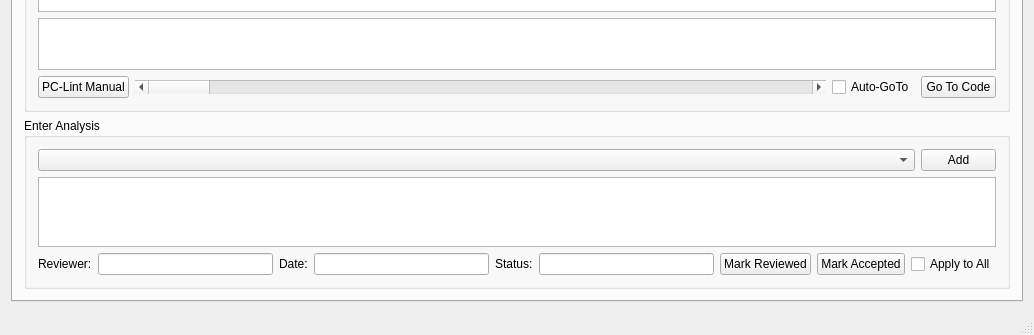
First picture: the form in CrtGui.ui, repository jvahue/codereview1, before the edit; both pictures show x 0 to 1034 and y 371 to 706 of the 1034 by 706 pixel window.
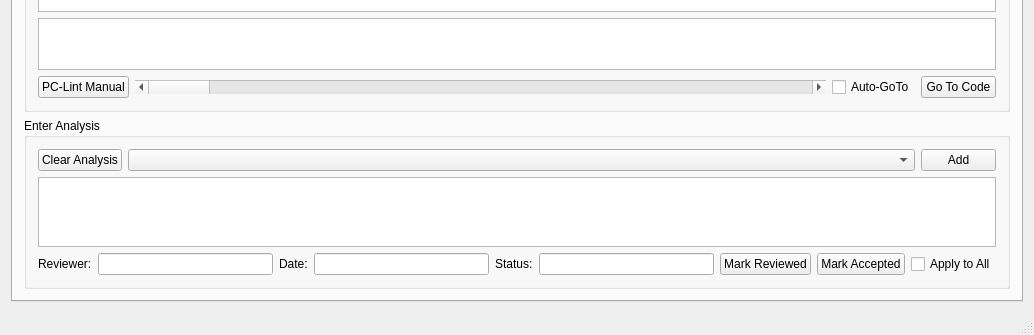
Second picture: the form after the edit. The open tabs and pages were chosen to show the change. Custom widgets are drawn as their Qt base class.

Commit message: Allow the user to remove analysis

Diff of the .ui file:
```diff
--- a/CrtGui.ui
+++ b/CrtGui.ui
@@ -915,7 +915,21 @@
              <item>
               <layout class="QHBoxLayout" name="horizontalLayout_9">
                <item>
-                <widget class="QComboBox" name="cannedAnalysisSelector"/>
+                <widget class="QPushButton" name="clearAnalysis">
+                 <property name="text">
+                  <string>Clear Analysis</string>
+                 </property>
+                </widget>
+               </item>
+               <item>
+                <widget class="QComboBox" name="cannedAnalysisSelector">
+                 <property name="sizePolicy">
+                  <sizepolicy hsizetype="Preferred" vsizetype="Fixed">
+                   <horstretch>1</horstretch>
+                   <verstretch>0</verstretch>
+                  </sizepolicy>
+                 </property>
+                </widget>
                </item>
                <item>
                 <widget class="QPushButton" name="pushButtonAddCanned">
```
The commit also changes 5 other files.
